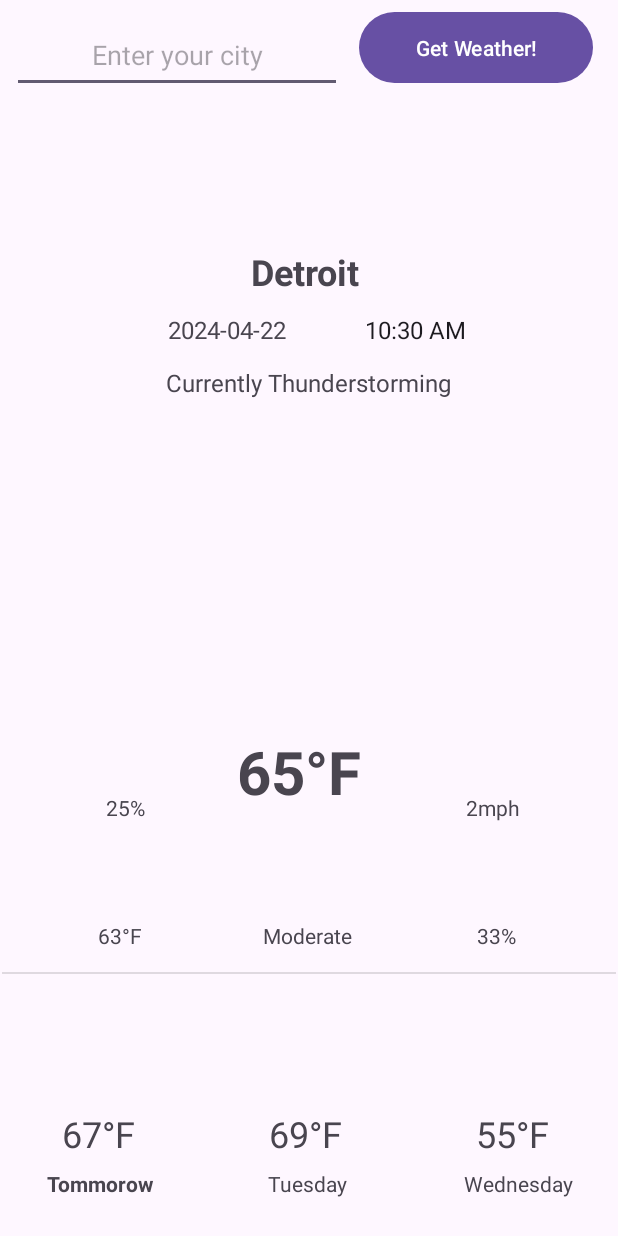
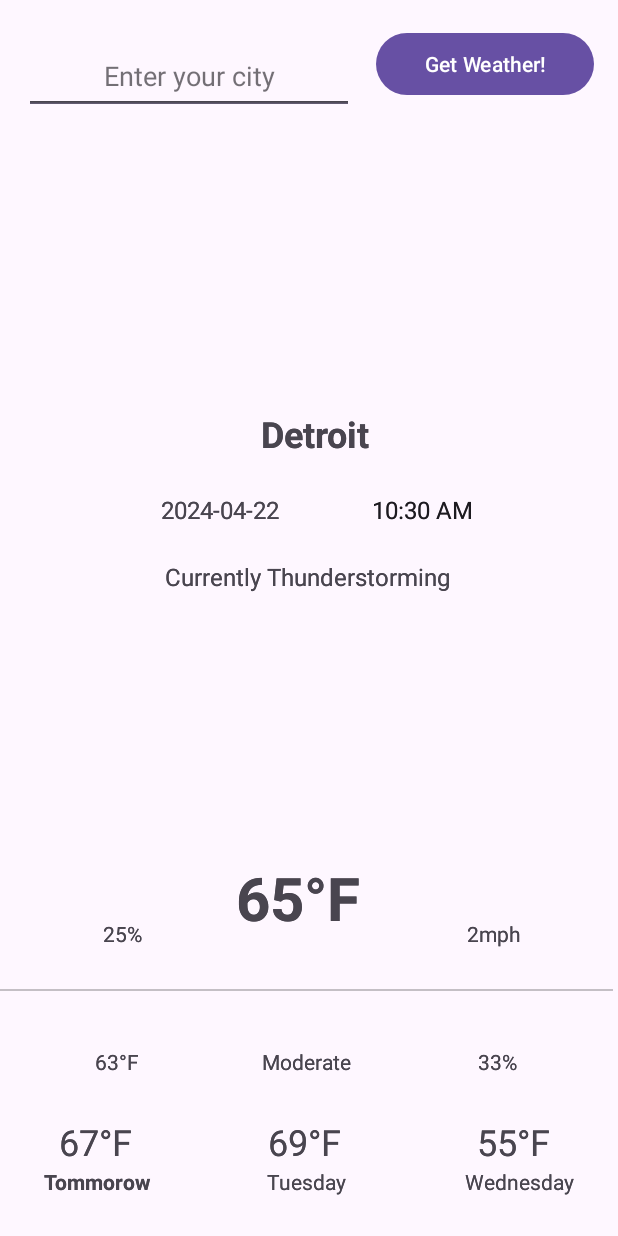
Before and after one commit to Mihir8829/CIS436_Project_4, an Android app: the screen it shows after launch (MainActivity), on a phone screen of 412 x 824 dp. Run offline under Robolectric (Android 15) with nearby library versions, the phone set to English and light mode, and no system bars; network calls fail; 1 statement that could not run was skipped.

Commit message:
Now we can use Weather and City Fragments in MainActivity

```diff
--- a/app/src/main/java/com/example/project_4/MainActivity.kt
+++ b/app/src/main/java/com/example/project_4/MainActivity.kt
@@ -3,22 +3,33 @@ package com.example.project_4
 import androidx.appcompat.app.AppCompatActivity
 import com.example.project_4.databinding.ActivityMainBinding
 import android.os.Bundle
+import androidx.fragment.app.FragmentManager
+import androidx.fragment.app.FragmentTransaction
 
 class MainActivity : AppCompatActivity() {
-    private var GEO_API_URL = "https://wft-geo-db.p.rapidapi.com/v1/geo";
-    private var WEATHER_API_URL = "https://api.openweathermap.org/data/2.5";
-    private val API_KEY = "";
+    private var WEATHER_API_URL = "http://api.weatherapi.com/v1"
+    private val API_KEY = "26cf1eec57b1464fb92211836242404"
     private lateinit var binding: ActivityMainBinding
     private lateinit var weatherFragment: WeatherFragment
     private lateinit var cityFragment: CityFragment
+
     override fun onCreate(savedInstanceState: Bundle?) {
         super.onCreate(savedInstanceState)
         binding = ActivityMainBinding.inflate(layoutInflater)
         setContentView(binding.root)
 
+        weatherFragment = WeatherFragment()
+        cityFragment = CityFragment()
+
+        val fragmentManager: FragmentManager = supportFragmentManager
+        val transaction: FragmentTransaction = fragmentManager.beginTransaction()
+        transaction.add(R.id.WeatherFragmentContainer, weatherFragment)
+        transaction.add(R.id.CityFragmentContainer, cityFragment)
+        transaction.commit()
+
         binding.btnGetWeather.setOnClickListener {
+            val city = cityFragment.getCity()
 
-            //val city = cityFragment.getCity()   Error: City Fragment needs to be instantiated?
         }
     }
 }
--- a/app/src/main/res/layout/activity_main.xml
+++ b/app/src/main/res/layout/activity_main.xml
@@ -11,18 +11,18 @@
         android:name="com.example.project_4.CityFragment"
         android:layout_width="220dp"
         android:layout_height="55dp"
-        android:layout_marginStart="8dp"
-        android:layout_marginTop="4dp"
-        app:layout_constraintBottom_toTopOf="@+id/WeatherFragmentContainer"
+        app:layout_constraintBottom_toBottomOf="parent"
+        app:layout_constraintEnd_toEndOf="parent"
+        app:layout_constraintHorizontal_bias="0.083"
         app:layout_constraintStart_toStartOf="parent"
         app:layout_constraintTop_toTopOf="parent"
-        app:layout_constraintVertical_bias="0.0" />
+        app:layout_constraintVertical_bias="0.023" />
 
     <androidx.fragment.app.FragmentContainerView
         android:id="@+id/WeatherFragmentContainer"
         android:name="com.example.project_4.WeatherFragment"
-        android:layout_width="0dp"
-        android:layout_height="670dp"
+        android:layout_width="412dp"
+        android:layout_height="620dp"
         android:layout_marginStart="1dp"
         android:layout_marginEnd="1dp"
         app:layout_constraintBottom_toBottomOf="parent"
@@ -34,15 +34,14 @@
 
     <Button
         android:id="@+id/btnGetWeather"
-        android:layout_width="156dp"
-        android:layout_height="55dp"
-        android:layout_marginTop="4dp"
+        android:layout_width="145dp"
+        android:layout_height="49dp"
         android:layout_marginEnd="8dp"
         android:text="Get Weather!"
-        app:layout_constraintBottom_toTopOf="@+id/WeatherFragmentContainer"
+        app:layout_constraintBottom_toBottomOf="parent"
         app:layout_constraintEnd_toEndOf="parent"
-        app:layout_constraintHorizontal_bias="0.578"
+        app:layout_constraintHorizontal_bias="0.636"
         app:layout_constraintStart_toEndOf="@+id/CityFragmentContainer"
         app:layout_constraintTop_toTopOf="parent"
-        app:layout_constraintVertical_bias="0.0" />
+        app:layout_constraintVertical_bias="0.023" />
 </androidx.constraintlayout.widget.ConstraintLayout>
--- a/app/src/main/res/layout/fragment_weather.xml
+++ b/app/src/main/res/layout/fragment_weather.xml
@@ -9,12 +9,12 @@
 
     <ImageView
         android:id="@+id/imageWeather"
-        android:layout_width="180dp"
-        android:layout_height="180dp"
-        android:layout_marginTop="20dp"
+        android:layout_width="147dp"
+        android:layout_height="142dp"
+        android:layout_marginTop="216dp"
         app:layout_constraintEnd_toEndOf="parent"
         app:layout_constraintStart_toStartOf="parent"
-        app:layout_constraintTop_toBottomOf="@+id/tvDailySummary"
+        app:layout_constraintTop_toTopOf="parent"
         tools:src="@drawable/thunderstorm" />
 
     <TextView
@@ -28,10 +28,10 @@
         android:textStyle="bold"
         app:layout_constraintBottom_toTopOf="@+id/divider"
         app:layout_constraintEnd_toEndOf="parent"
-        app:layout_constraintHorizontal_bias="0.493"
+        app:layout_constraintHorizontal_bias="0.515"
         app:layout_constraintStart_toStartOf="parent"
         app:layout_constraintTop_toTopOf="parent"
-        app:layout_constraintVertical_bias="0.0" />
+        app:layout_constraintVertical_bias="0.145" />
 
     <ImageView
         android:id="@+id/imageHumidity"
@@ -59,14 +59,14 @@
         android:id="@+id/tvDailySummary"
         android:layout_width="198dp"
         android:layout_height="27dp"
-        android:layout_marginTop="44dp"
+        android:layout_marginTop="176dp"
         android:text="Currently Thunderstorming"
         android:textAlignment="center"
         android:textSize="16sp"
         app:layout_constraintEnd_toEndOf="parent"
         app:layout_constraintHorizontal_bias="0.497"
         app:layout_constraintStart_toStartOf="parent"
-        app:layout_constraintTop_toBottomOf="@+id/tvCityName" />
+        app:layout_constraintTop_toTopOf="parent" />
 
     <ImageView
         android:id="@+id/imageUVIndex"
@@ -284,32 +284,30 @@
         android:id="@+id/tcCurrentTime"
         android:layout_width="wrap_content"
         android:layout_height="wrap_content"
-        android:layout_marginTop="4dp"
-        android:layout_marginEnd="100dp"
+        android:layout_marginEnd="96dp"
         android:layout_marginBottom="8dp"
         android:text="10:35 PM"
         android:textAlignment="center"
         android:textSize="16sp"
         app:layout_constraintBottom_toTopOf="@+id/tvDailySummary"
         app:layout_constraintEnd_toEndOf="parent"
-        app:layout_constraintTop_toBottomOf="@+id/tvCityName"
-        app:layout_constraintVertical_bias="0.454" />
+        app:layout_constraintTop_toTopOf="parent"
+        app:layout_constraintVertical_bias="0.901" />
 
     <TextView
         android:id="@+id/tvCurrentDate"
         android:layout_width="wrap_content"
         android:layout_height="wrap_content"
         android:layout_marginStart="72dp"
-        android:layout_marginTop="4dp"
         android:layout_marginBottom="8dp"
         android:text="2024-04-22"
         android:textAlignment="center"
         android:textSize="16sp"
         app:layout_constraintBottom_toTopOf="@+id/tvDailySummary"
         app:layout_constraintEnd_toStartOf="@+id/tcCurrentTime"
-        app:layout_constraintHorizontal_bias="0.42"
+        app:layout_constraintHorizontal_bias="0.365"
         app:layout_constraintStart_toStartOf="parent"
-        app:layout_constraintTop_toBottomOf="@+id/tvCityName"
-        app:layout_constraintVertical_bias="0.454" />
+        app:layout_constraintTop_toTopOf="parent"
+        app:layout_constraintVertical_bias="0.901" />
 
 </androidx.constraintlayout.widget.ConstraintLayout>
```
